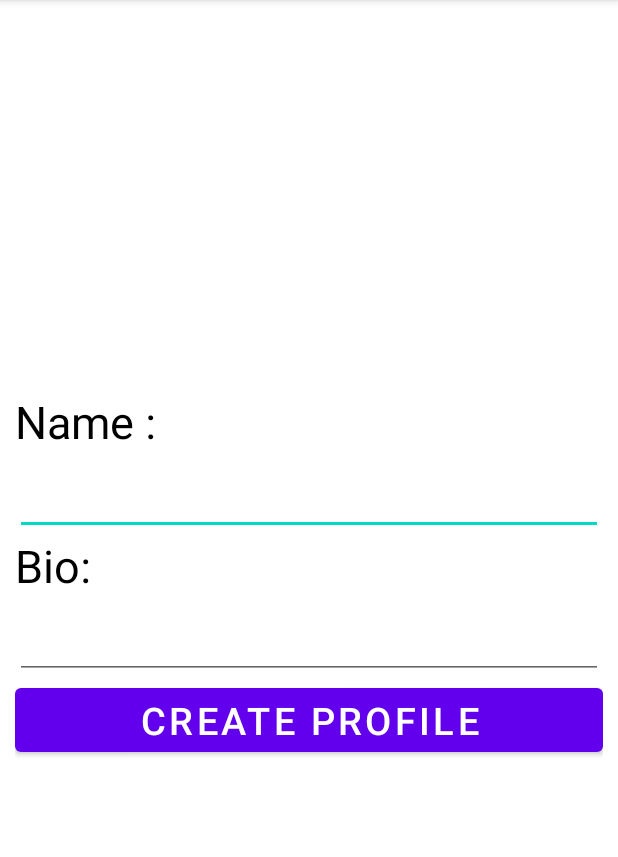
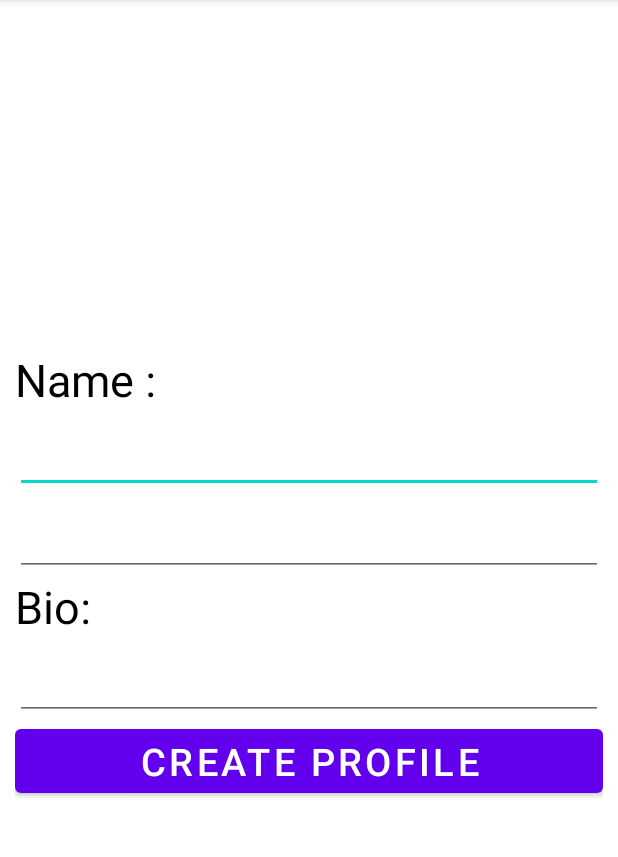
Before and after one commit to Premium-Techs/Chirkut, an Android app: the screen it shows after launch (MainActivity), on a phone screen of 412 x 824 dp, the part 84-941 px from its top. Run offline under Robolectric (Android 15) with nearby library versions, the phone set to English and light mode, and no system bars.

Commit message:
Create message table

```diff
--- a/app/src/main/java/com/premiumtechs/chirkut/DatabaseHelper.java
+++ b/app/src/main/java/com/premiumtechs/chirkut/DatabaseHelper.java
@@ -16,12 +16,30 @@ public class DatabaseHelper extends SQLiteOpenHelper {
     public static final String PROFILE_TABLE_NAME = "profile";
     public static final String PROFILE_COLUMN_ID = "profileId";
     public static final String PROFILE_COLUMN_NAME = "profileName";
+    public static final String PROFILE_COLUMN_PHONENO = "profilePhoneNo";
     public static final String PROFILE_COLUMN_BIO = "profileBio";
     public static final String PROFILE_CREATE_TABLE = "create table IF NOT EXISTS "
             + PROFILE_TABLE_NAME
             + "(" + PROFILE_COLUMN_ID + " integer primary key autoincrement, "
+            + PROFILE_COLUMN_PHONENO + " text,"
             + PROFILE_COLUMN_NAME + " text,"
             + PROFILE_COLUMN_BIO + " text)";
+
+    public static final String MESSAGE_TABLE_NAME = "message";
+    public static final String MESSAGE_COLUMN_ID = "messageId";
+    public static final String MESSAGE_COLUMN_MESSAGES = "messages";
+    public static final String MESSAGE_COLUMN_DATETIME = "messageDateTime";
+    public static final String MESSAGE_COLUMN_MEDIA = "media";
+    public static final String MESSAGE_COLUMN_LINKS = "links";
+    public static final String MESSAGE_COLUMN_DOCS = "docs";
+    public static final String MESSAGE_CREATE_TABLE = "create table IF NOT EXISTS "
+            + MESSAGE_TABLE_NAME
+            + "(" + MESSAGE_COLUMN_ID + " integer primary key autoincrement, "
+            + MESSAGE_COLUMN_MESSAGES + " text,"
+            + MESSAGE_COLUMN_DATETIME + " text,"
+            + MESSAGE_COLUMN_MEDIA + " text,"
+            + MESSAGE_COLUMN_LINKS + " text,"
+            + MESSAGE_COLUMN_DOCS + " text)";
 
     public DatabaseHelper(Context context) {
         super(context, DATABASE_NAME, null, 1);
@@ -30,7 +48,10 @@ public class DatabaseHelper extends SQLiteOpenHelper {
     @Override
     public void onCreate(SQLiteDatabase sqliteDatabase) {
         sqliteDatabase.execSQL(PROFILE_CREATE_TABLE);
+        sqliteDatabase.execSQL(MESSAGE_CREATE_TABLE);
     }
+
+
 
     @Override
     public void onUpgrade(SQLiteDatabase db, int oldVersion, int newVersion) {
@@ -45,6 +66,7 @@ public class DatabaseHelper extends SQLiteOpenHelper {
         ContentValues contentValues = new ContentValues();
         contentValues.put(PROFILE_COLUMN_NAME, profile.getProfileName());
         contentValues.put(PROFILE_COLUMN_BIO, profile.getProfileBio());
+        contentValues.put(PROFILE_COLUMN_PHONENO, profile.getProfilePhoneNo());
         db.insert(PROFILE_TABLE_NAME, null, contentValues);
     }
 
@@ -56,7 +78,8 @@ public class DatabaseHelper extends SQLiteOpenHelper {
             String profileId = cursor.getString(cursor.getColumnIndex(PROFILE_COLUMN_ID));
             String profileName = cursor.getString(cursor.getColumnIndex(PROFILE_COLUMN_NAME));
             String profileBio = cursor.getString(cursor.getColumnIndex(PROFILE_COLUMN_BIO));
-            profiles.add(new Profile(profileId, profileName, profileBio));
+            String profilePhoneNo = cursor.getString(cursor.getColumnIndex(PROFILE_COLUMN_PHONENO));
+            profiles.add(new Profile(profileId, profileName, profileBio,profilePhoneNo));
         }
         cursor.close();
         return profiles;
--- a/app/src/main/java/com/premiumtechs/chirkut/MainActivity.java
+++ b/app/src/main/java/com/premiumtechs/chirkut/MainActivity.java
@@ -12,6 +12,7 @@ public class MainActivity extends AppCompatActivity {
     private String profileId;
     private EditText profileName;
     private EditText profileBio;
+    private EditText profilePhoneNo;
     private DatabaseHelper databaseHelper;
     private Button btnSub;
 
@@ -23,12 +24,13 @@ public class MainActivity extends AppCompatActivity {
         profileId = String.valueOf(System.currentTimeMillis());
         profileName = (EditText) findViewById(R.id.etName);
         profileBio = (EditText) findViewById(R.id.etBio);
+        profilePhoneNo = (EditText) findViewById(R.id.etPhoneNo);
         btnSub = (Button) findViewById((R.id.btnSub));
 
         btnSub.setOnClickListener(new View.OnClickListener() {
             @Override
             public void onClick(View v) {
-                Profile profile = new Profile(profileId, profileName.getText().toString(), profileBio.getText().toString());
+                Profile profile = new Profile(profileId, profileName.getText().toString(), profileBio.getText().toString(), profilePhoneNo.getText().toString());
                 databaseHelper.insertProfile(profile);
                 Intent switchActivityIntent = new Intent(MainActivity.this, UpdateProfile.class);
                 startActivity(switchActivityIntent);
--- a/app/src/main/res/layout/activity_main.xml
+++ b/app/src/main/res/layout/activity_main.xml
@@ -24,6 +24,16 @@
         android:textColor="@color/black"
         android:textSize="25sp" />
 
+    <EditText
+        android:id="@+id/etPhoneNo"
+        android:layout_width="match_parent"
+        android:layout_height="wrap_content"
+        android:autofillHints="Enter you name"
+        android:singleLine="true"
+        android:textColor="@color/black"
+        android:textSize="25sp" />
+
+
     <TextView
         android:layout_width="match_parent"
         android:layout_height="wrap_content"
```
Also changed, not shown: app/src/main/java/com/premiumtechs/chirkut/Message.java (added, +87 -0 lines), app/src/main/java/com/premiumtechs/chirkut/Profile.java (+12 -1 lines).
